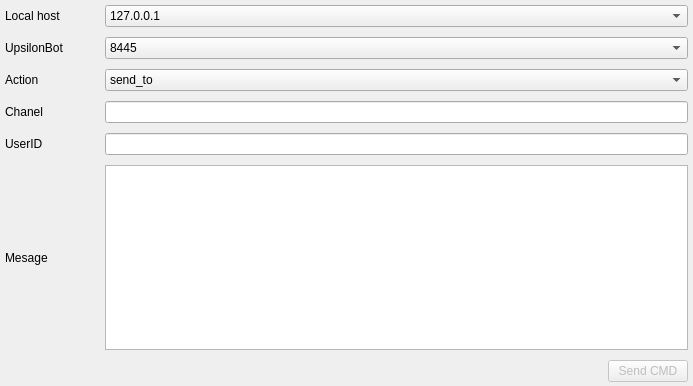
Above: command_client/cmd_client.ui from wideGenesis/upsilon_one before the change. Below: the same form after it.
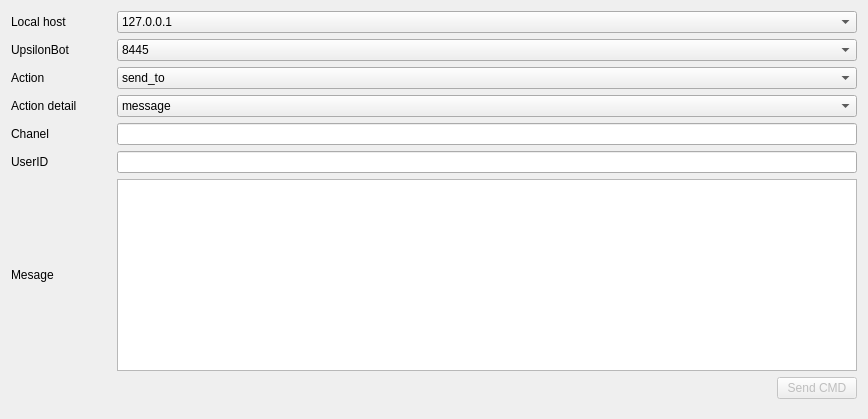
That is the form after the change.

What changed in the file:
```diff
--- a/command_client/cmd_client.ui
+++ b/command_client/cmd_client.ui
@@ -6,8 +6,8 @@
    <rect>
     <x>0</x>
     <y>0</y>
-    <width>693</width>
-    <height>386</height>
+    <width>867</width>
+    <height>419</height>
    </rect>
   </property>
   <property name="sizePolicy">
@@ -19,154 +19,7 @@
   <property name="windowTitle">
    <string>Dialog</string>
   </property>
-  <layout class="QGridLayout" name="gridLayout_2">
-   <property name="leftMargin">
-    <number>0</number>
-   </property>
-   <property name="topMargin">
-    <number>5</number>
-   </property>
-   <property name="rightMargin">
-    <number>0</number>
-   </property>
-   <property name="bottomMargin">
-    <number>0</number>
-   </property>
-   <property name="horizontalSpacing">
-    <number>0</number>
-   </property>
-   <property name="verticalSpacing">
-    <number>10</number>
-   </property>
-   <item row="0" column="0">
     <layout class="QGridLayout" name="gridLayout">
-     <property name="leftMargin">
-      <number>5</number>
-     </property>
-     <property name="rightMargin">
-      <number>5</number>
-     </property>
-     <property name="verticalSpacing">
-      <number>10</number>
-     </property>
-     <item row="3" column="0" colspan="2">
-      <layout class="QHBoxLayout" name="horizontalLayout_4">
-       <item>
-        <widget class="QLabel" name="chanelLabel">
-         <property name="sizePolicy">
-          <sizepolicy hsizetype="Fixed" vsizetype="Preferred">
-           <horstretch>0</horstretch>
-           <verstretch>0</verstretch>
-          </sizepolicy>
-         </property>
-         <property name="minimumSize">
-          <size>
-           <width>100</width>
-           <height>0</height>
-          </size>
-         </property>
-         <property name="text">
-          <string>Chanel</string>
-         </property>
-        </widget>
-       </item>
-       <item>
-        <widget class="QLineEdit" name="chanelLineEdit"/>
-       </item>
-      </layout>
-     </item>
-     <item row="4" column="0" colspan="2">
-      <layout class="QHBoxLayout" name="horizontalLayout_5">
-       <item>
-        <widget class="QLabel" name="userIDLabel">
-         <property name="sizePolicy">
-          <sizepolicy hsizetype="Fixed" vsizetype="Preferred">
-           <horstretch>0</horstretch>
-           <verstretch>0</verstretch>
-          </sizepolicy>
-         </property>
-         <property name="minimumSize">
-          <size>
-           <width>100</width>
-           <height>0</height>
-          </size>
-         </property>
-         <property name="text">
-          <string>UserID</string>
-         </property>
-        </widget>
-       </item>
-       <item>
-        <widget class="QLineEdit" name="userIDLineEdit"/>
-       </item>
-      </layout>
-     </item>
-     <item row="6" column="1">
-      <layout class="QHBoxLayout" name="horizontalLayout_7">
-       <item>
-        <spacer name="horizontalSpacer">
-         <property name="orientation">
-          <enum>Qt::Horizontal</enum>
-         </property>
-         <property name="sizeHint" stdset="0">
-          <size>
-           <width>40</width>
-           <height>20</height>
-          </size>
-         </property>
-        </spacer>
-       </item>
-       <item>
-        <widget class="QPushButton" name="sendCMADPushButton">
-         <property name="enabled">
-          <bool>false</bool>
-         </property>
-         <property name="text">
-          <string>Send CMD</string>
-         </property>
-        </widget>
-       </item>
-      </layout>
-     </item>
-     <item row="7" column="0" colspan="2">
-      <spacer name="verticalSpacer">
-       <property name="orientation">
-        <enum>Qt::Vertical</enum>
-       </property>
-       <property name="sizeHint" stdset="0">
-        <size>
-         <width>20</width>
-         <height>10</height>
-        </size>
-       </property>
-      </spacer>
-     </item>
-     <item row="5" column="0" colspan="2">
-      <layout class="QHBoxLayout" name="horizontalLayout_6">
-       <item>
-        <widget class="QLabel" name="messageLabel">
-         <property name="sizePolicy">
-          <sizepolicy hsizetype="Fixed" vsizetype="Preferred">
-           <horstretch>0</horstretch>
-           <verstretch>0</verstretch>
-          </sizepolicy>
-         </property>
-         <property name="minimumSize">
-          <size>
-           <width>100</width>
-           <height>0</height>
-          </size>
-         </property>
-         <property name="text">
-          <string>Mesage</string>
-         </property>
-        </widget>
-       </item>
-       <item>
-        <widget class="QTextEdit" name="messageTextEdit"/>
-       </item>
-      </layout>
-     </item>
      <item row="0" column="0" colspan="2">
       <layout class="QHBoxLayout" name="horizontalLayout">
        <item>
@@ -272,6 +125,164 @@
         </widget>
        </item>
       </layout>
+   </item>
+   <item row="3" column="0" colspan="2">
+    <layout class="QHBoxLayout" name="horizontalLayout_8">
+     <item>
+      <widget class="QLabel" name="actionDetailLabel">
+       <property name="sizePolicy">
+        <sizepolicy hsizetype="Fixed" vsizetype="Preferred">
+         <horstretch>0</horstretch>
+         <verstretch>0</verstretch>
+        </sizepolicy>
+       </property>
+       <property name="minimumSize">
+        <size>
+         <width>100</width>
+         <height>0</height>
+        </size>
+       </property>
+       <property name="text">
+        <string>Action detail</string>
+       </property>
+      </widget>
+     </item>
+     <item>
+      <widget class="QComboBox" name="actionDetailComboBox">
+       <item>
+        <property name="text">
+         <string>message</string>
+        </property>
+       </item>
+       <item>
+        <property name="text">
+         <string>broadcast_message</string>
+        </property>
+       </item>
+       <item>
+        <property name="text">
+         <string>sac_pies</string>
+        </property>
+       </item>
+      </widget>
+     </item>
+    </layout>
+   </item>
+   <item row="4" column="0" colspan="2">
+    <layout class="QHBoxLayout" name="horizontalLayout_4">
+     <item>
+      <widget class="QLabel" name="chanelLabel">
+       <property name="sizePolicy">
+        <sizepolicy hsizetype="Fixed" vsizetype="Preferred">
+         <horstretch>0</horstretch>
+         <verstretch>0</verstretch>
+        </sizepolicy>
+       </property>
+       <property name="minimumSize">
+        <size>
+         <width>100</width>
+         <height>0</height>
+        </size>
+       </property>
+       <property name="text">
+        <string>Chanel</string>
+       </property>
+      </widget>
+     </item>
+     <item>
+      <widget class="QLineEdit" name="chanelLineEdit"/>
+     </item>
+    </layout>
+   </item>
+   <item row="5" column="0" colspan="2">
+    <layout class="QHBoxLayout" name="horizontalLayout_5">
+     <item>
+      <widget class="QLabel" name="userIDLabel">
+       <property name="sizePolicy">
+        <sizepolicy hsizetype="Fixed" vsizetype="Preferred">
+         <horstretch>0</horstretch>
+         <verstretch>0</verstretch>
+        </sizepolicy>
+       </property>
+       <property name="minimumSize">
+        <size>
+         <width>100</width>
+         <height>0</height>
+        </size>
+       </property>
+       <property name="text">
+        <string>UserID</string>
+       </property>
+      </widget>
+     </item>
+     <item>
+      <widget class="QLineEdit" name="userIDLineEdit"/>
+     </item>
+    </layout>
+   </item>
+   <item row="6" column="0" colspan="2">
+    <layout class="QHBoxLayout" name="horizontalLayout_6">
+     <item>
+      <widget class="QLabel" name="messageLabel">
+       <property name="sizePolicy">
+        <sizepolicy hsizetype="Fixed" vsizetype="Preferred">
+         <horstretch>0</horstretch>
+         <verstretch>0</verstretch>
+        </sizepolicy>
+       </property>
+       <property name="minimumSize">
+        <size>
+         <width>100</width>
+         <height>0</height>
+        </size>
+       </property>
+       <property name="text">
+        <string>Mesage</string>
+       </property>
+      </widget>
+     </item>
+     <item>
+      <widget class="QTextEdit" name="messageTextEdit"/>
+     </item>
+    </layout>
+   </item>
+   <item row="8" column="0" colspan="2">
+    <spacer name="verticalSpacer">
+     <property name="orientation">
+      <enum>Qt::Vertical</enum>
+     </property>
+     <property name="sizeHint" stdset="0">
+      <size>
+       <width>846</width>
+       <height>1</height>
+      </size>
+     </property>
+    </spacer>
+   </item>
+   <item row="7" column="0" colspan="2">
+    <layout class="QHBoxLayout" name="horizontalLayout_7">
+     <item>
+      <spacer name="horizontalSpacer">
+       <property name="orientation">
+        <enum>Qt::Horizontal</enum>
+       </property>
+       <property name="sizeHint" stdset="0">
+        <size>
+         <width>40</width>
+         <height>20</height>
+        </size>
+       </property>
+      </spacer>
+     </item>
+     <item>
+      <widget class="QPushButton" name="sendCMADPushButton">
+       <property name="enabled">
+        <bool>false</bool>
+       </property>
+       <property name="text">
+        <string>Send CMD</string>
+       </property>
+      </widget>
      </item>
     </layout>
    </item>
```
Lines whose indentation alone changed are shown as unchanged.
